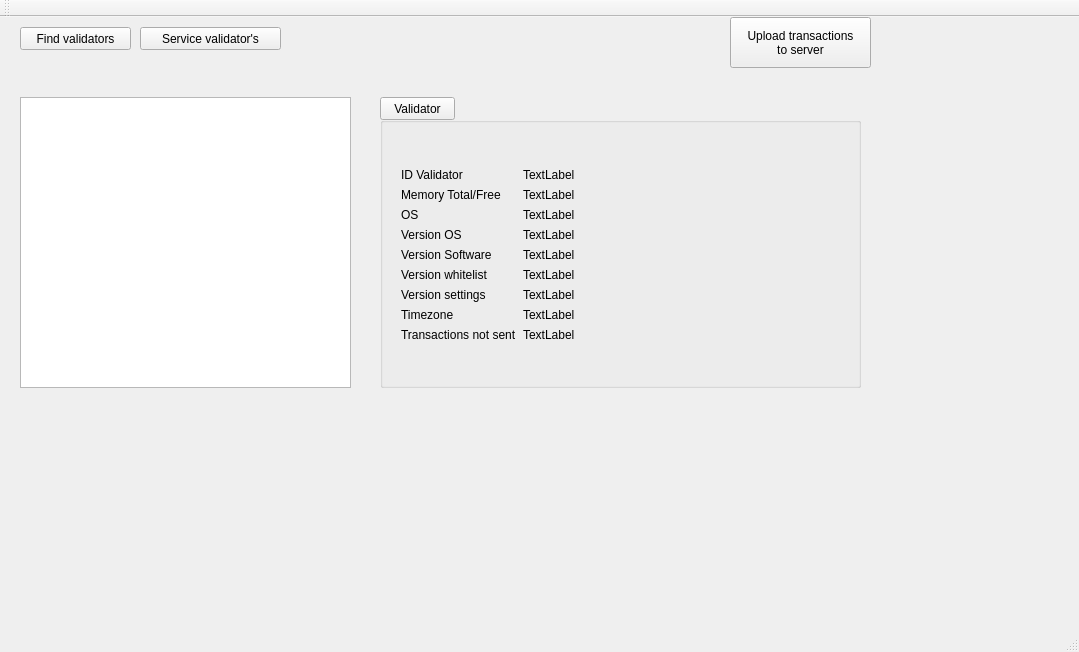
Qt form updater/updater.ui (sergeysy/updater) before a commit.
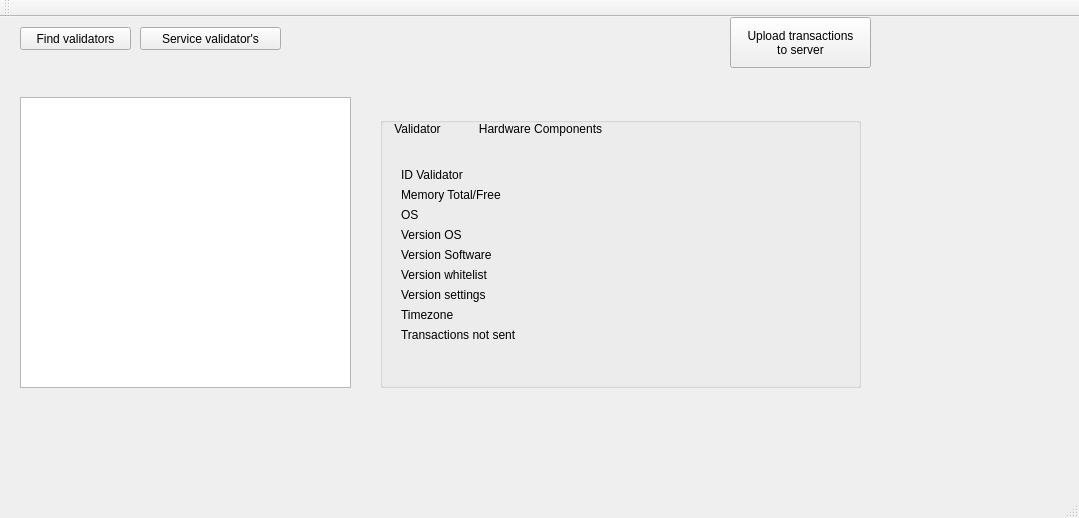
The same form after that commit.

Diff of the .ui file:
```diff
--- a/updater/updater.ui
+++ b/updater/updater.ui
@@ -7,7 +7,7 @@
     <x>0</x>
     <y>0</y>
     <width>1079</width>
-    <height>652</height>
+    <height>518</height>
    </rect>
   </property>
   <property name="windowTitle">
@@ -64,19 +64,6 @@
      <string>Find validators</string>
     </property>
    </widget>
-   <widget class="QPushButton" name="pushButton">
-    <property name="geometry">
-     <rect>
-      <x>380</x>
-      <y>80</y>
-      <width>75</width>
-      <height>23</height>
-     </rect>
-    </property>
-    <property name="text">
-     <string>Validator</string>
-    </property>
-   </widget>
    <widget class="QGroupBox" name="groupBox">
     <property name="geometry">
      <rect>
@@ -89,7 +76,7 @@
     <property name="title">
      <string/>
     </property>
-    <widget class="QWidget" name="">
+    <widget class="QWidget" name="layoutWidget">
      <property name="geometry">
       <rect>
        <x>10</x>
@@ -109,7 +96,7 @@
       <item row="0" column="1">
        <widget class="QLabel" name="labelIdValidatorValue">
         <property name="text">
-         <string>TextLabel</string>
+         <string/>
         </property>
        </widget>
       </item>
@@ -123,7 +110,7 @@
       <item row="1" column="1">
        <widget class="QLabel" name="labelMemoryValue">
         <property name="text">
-         <string>TextLabel</string>
+         <string/>
         </property>
        </widget>
       </item>
@@ -137,7 +124,7 @@
       <item row="2" column="1">
        <widget class="QLabel" name="labelOSValue">
         <property name="text">
-         <string>TextLabel</string>
+         <string/>
         </property>
        </widget>
       </item>
@@ -151,7 +138,7 @@
       <item row="3" column="1">
        <widget class="QLabel" name="labelVersionOSValue">
         <property name="text">
-         <string>TextLabel</string>
+         <string/>
         </property>
        </widget>
       </item>
@@ -165,7 +152,7 @@
       <item row="4" column="1">
        <widget class="QLabel" name="labelVersionSoftwareValue">
         <property name="text">
-         <string>TextLabel</string>
+         <string/>
         </property>
        </widget>
       </item>
@@ -179,7 +166,7 @@
       <item row="5" column="1">
        <widget class="QLabel" name="labelVersionWhitelistValue">
         <property name="text">
-         <string>TextLabel</string>
+         <string/>
         </property>
        </widget>
       </item>
@@ -193,7 +180,7 @@
       <item row="6" column="1">
        <widget class="QLabel" name="labelVersionSettingsValue">
         <property name="text">
-         <string>TextLabel</string>
+         <string/>
         </property>
        </widget>
       </item>
@@ -207,7 +194,7 @@
       <item row="7" column="1">
        <widget class="QLabel" name="labelTimezoneValue">
         <property name="text">
-         <string>TextLabel</string>
+         <string/>
         </property>
        </widget>
       </item>
@@ -221,12 +208,63 @@
       <item row="8" column="1">
        <widget class="QLabel" name="labelTransactionValue">
         <property name="text">
-         <string>TextLabel</string>
+         <string/>
         </property>
        </widget>
       </item>
      </layout>
     </widget>
+    <widget class="QPushButton" name="pushButton">
+     <property name="geometry">
+      <rect>
+       <x>0</x>
+       <y>0</y>
+       <width>75</width>
+       <height>23</height>
+      </rect>
+     </property>
+     <property name="styleSheet">
+      <string notr="true">border-color: rgb(0, 0, 0);
+border-width: 2px;
+background-color: rgb(185, 185, 185);
+selection-background-color: rgb(85, 85, 255);
+</string>
+     </property>
+     <property name="text">
+      <string>Validator</string>
+     </property>
+     <property name="checkable">
+      <bool>false</bool>
+     </property>
+     <property name="flat">
+      <bool>true</bool>
+     </property>
+    </widget>
+    <widget class="QPushButton" name="pushButton_2">
+     <property name="geometry">
+      <rect>
+       <x>80</x>
+       <y>0</y>
+       <width>161</width>
+       <height>23</height>
+      </rect>
+     </property>
+     <property name="styleSheet">
+      <string notr="true">border-color: rgb(0, 0, 0);
+border-width: 2px;
+background-color: rgb(185, 185, 185);
+selection-background-color: rgb(85, 85, 255);</string>
+     </property>
+     <property name="text">
+      <string>Hardware Components</string>
+     </property>
+     <property name="checkable">
+      <bool>false</bool>
+     </property>
+     <property name="flat">
+      <bool>true</bool>
+     </property>
+    </widget>
    </widget>
    <zorder>listWidget</zorder>
    <zorder>pbServiceValidators</zorder>
```
Left out of the diff: 30 changed lines with no effect on the pictures.
